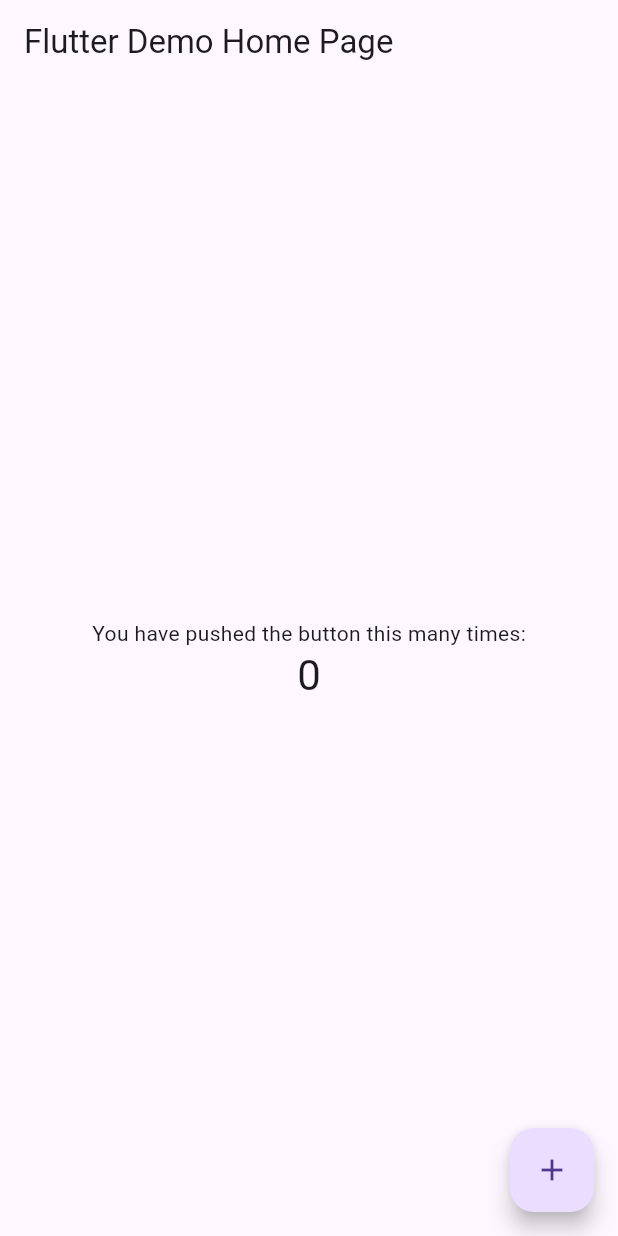
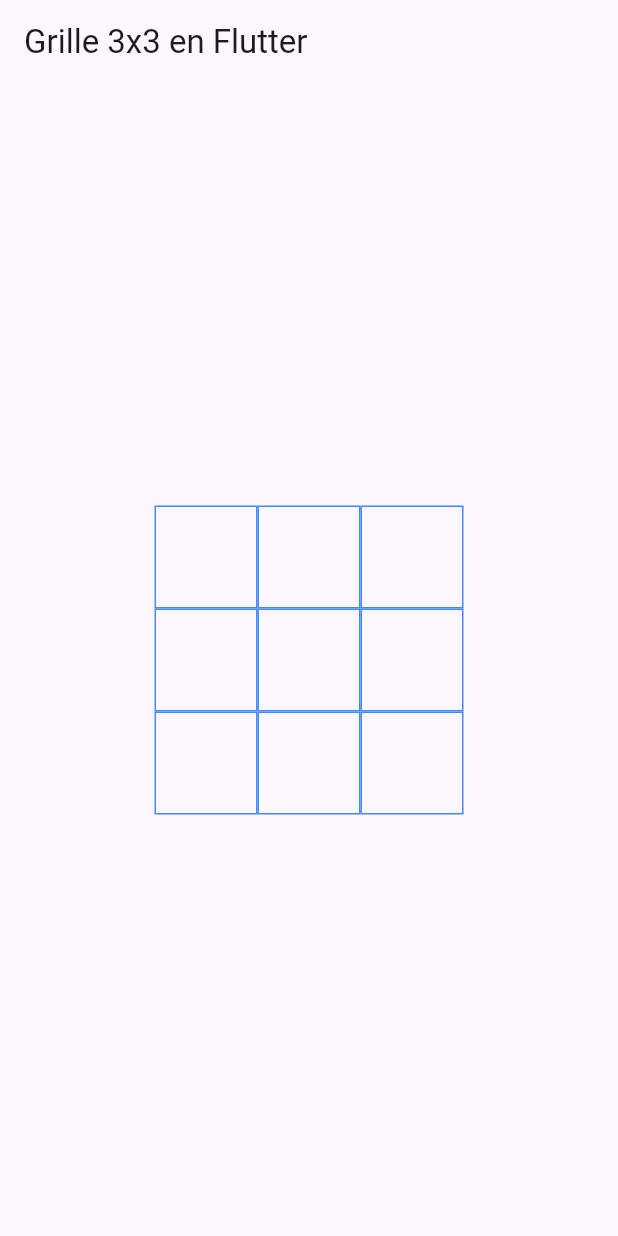
Before and after one commit to hrant2001/tp-flutter, a Flutter app: the screen it shows after launch, on a phone screen of 412 x 824 dp. Run offline on Flutter 3.47's test engine with Material 3 defaults, Android fonts, the phone set to English and light mode, and no system bars.

Commit message:
Resolves 1

```diff
--- /dev/null
+++ b/lib/gridscree.dart
@@ -0,0 +1,36 @@
+import 'package:flutter/material.dart';
+
+class GridScreen extends StatelessWidget {
+  const GridScreen({super.key});
+
+  @override
+  Widget build(BuildContext context) {
+    // Récupérer les dimensions de l'écran
+    double screenWidth = MediaQuery.of(context).size.width;
+    double screenHeight = MediaQuery.of(context).size.height;
+
+    // Définir la taille maximale de la grille (moitié de l'écran)
+    double boxSize = (screenWidth < screenHeight ? screenWidth : screenHeight) / 6;
+
+    return Scaffold(
+      appBar: AppBar(title: const Text("Grille 3x3 en Flutter")),
+      body: Center(
+        child: SizedBox(
+          height: boxSize * 3,
+          width: boxSize * 3,
+          child: GridView.count(
+            crossAxisCount: 3,
+            children: List.generate(9, (x) {
+              return Container(
+                width: boxSize,
+                height: boxSize,
+                decoration: BoxDecoration(
+                  border: Border.all(color: Colors.blueAccent),
+                ),
+              );
+            }),
+          ),
+        ),
+      ),
+    );
+  }}
--- a/lib/main.dart
+++ b/lib/main.dart
@@ -1,5 +1,5 @@
 import 'package:flutter/material.dart';
-import 'package:sudoku_starter/game.dart';
+import 'package:sudoku_starter/gridscree.dart';
 
 void main() {
   runApp(const MyApp());
@@ -8,24 +8,11 @@ void main() {
 class MyApp extends StatelessWidget {
   const MyApp({super.key});
 
-  // This widget is the root of your application.
   @override
   Widget build(BuildContext context) {
-    return MaterialApp(
-      title: 'Flutter Demo',
-      theme: ThemeData(
-        // This is the theme of your application.
-        //
-        // Try running your application with "flutter run". You'll see the
-        // application has a blue toolbar. Then, without quitting the app, try
-        // changing the primarySwatch below to Colors.green and then invoke
-        // "hot reload" (press "r" in the console where you ran "flutter run",
-        // or simply save your changes to "hot reload" in a Flutter IDE).
-        // Notice that the counter didn't reset back to zero; the application
-        // is not restarted.
-        primarySwatch: Colors.blue,
-      ),
-      home: const Game(title: 'Flutter Demo Home Page'),
+    return const MaterialApp(
+      debugShowCheckedModeBanner: false,
+      home: GridScreen()
     );
   }
 }
```
